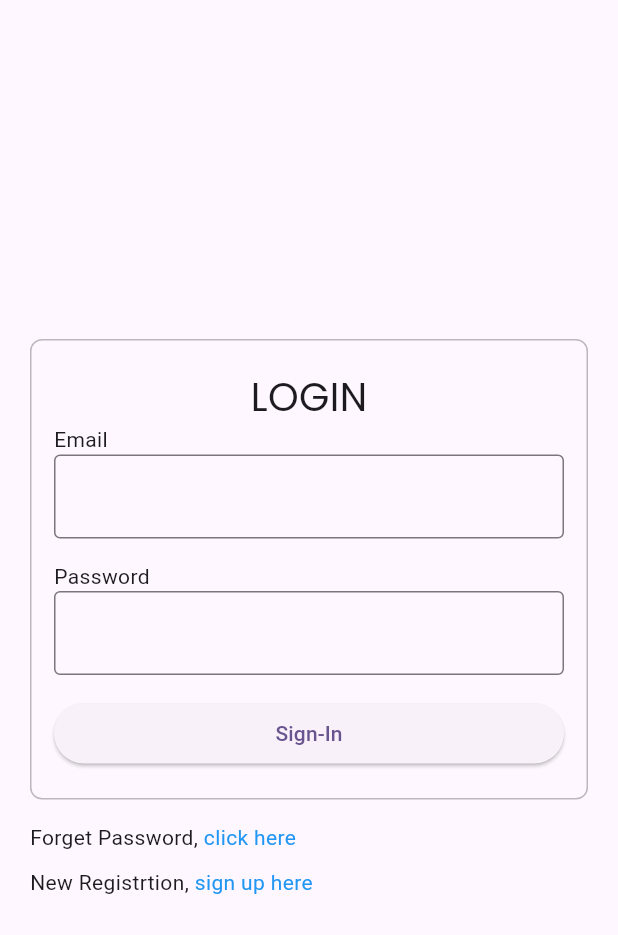
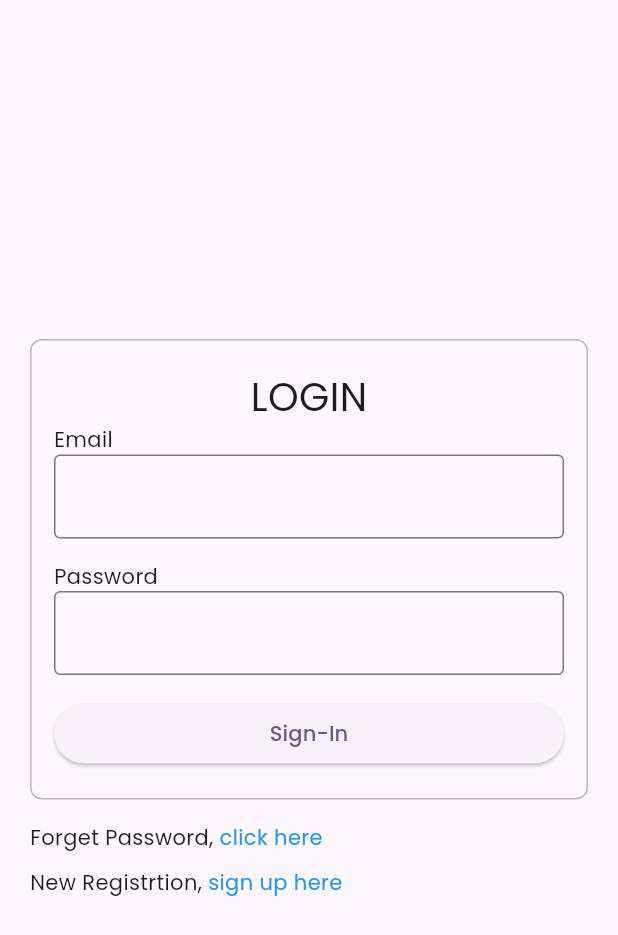
Before and after one commit to OptionsTrainer/optionsTrainer, a Flutter app: the screen it shows after launch, after a tap on "Login", on a phone screen of 412 x 824 dp. Shown: the top 935 px of the screen. Run offline on Flutter 3.47's test engine with Material 3 defaults, Android fonts, the phone set to English and light mode, and no system bars; our stand-ins replace flutter_riverpod, gap, go_router, google_fonts.

```diff
--- a/lib/core/common_widgets/common_text_fields.dart
+++ b/lib/core/common_widgets/common_text_fields.dart
@@ -1,4 +1,5 @@
 import 'package:flutter/material.dart';
+import 'package:google_fonts/google_fonts.dart';
 
 class CommonTextFields extends StatelessWidget {
   final String label;
@@ -17,7 +18,7 @@ class CommonTextFields extends StatelessWidget {
       children: [
         Text(
           label,
-          style: const TextStyle(fontSize: 14),
+          style: GoogleFonts.poppins(fontSize: 14),
         ),
         TextField(
           controller: controller,
--- a/lib/features/login/screens/login_screen.dart
+++ b/lib/features/login/screens/login_screen.dart
@@ -42,7 +42,10 @@ class LoginScreen extends StatelessWidget {
                         width: double.maxFinite,
                         child: ElevatedButton(
                           onPressed: () {},
-                          child: const Text("Sign-In"),
+                          child: Text(
+                            "Sign-In",
+                            style: GoogleFonts.poppins(),
+                          ),
                         ),
                       ),
                     ],
@@ -57,14 +60,17 @@ class LoginScreen extends StatelessWidget {
                 children: [
                   Row(
                     children: [
-                      const Text("Forget Password, "),
+                      Text(
+                        "Forget Password, ",
+                        style: GoogleFonts.poppins(),
+                      ),
                       GestureDetector(
                         onTap: () {
                           context.pushNamed(RoutesName.forgetPassword);
                         },
-                        child: const Text(
+                        child: Text(
                           "click here",
-                          style: TextStyle(color: Colors.blue),
+                          style: GoogleFonts.poppins(color: Colors.blue),
                         ),
                       ),
                     ],
@@ -72,14 +78,17 @@ class LoginScreen extends StatelessWidget {
                   const Gap(10),
                   Row(
                     children: [
-                      const Text("New Registrtion, "),
+                      Text(
+                        "New Registrtion, ",
+                        style: GoogleFonts.poppins(),
+                      ),
                       GestureDetector(
                         onTap: () {
                           context.pushNamed(RoutesName.signUp);
                         },
-                        child: const Text(
+                        child: Text(
                           "sign up here",
-                          style: TextStyle(color: Colors.blue),
+                          style: GoogleFonts.poppins(color: Colors.blue),
                         ),
                       ),
                     ],
```
Also changed, not shown: lib/features/login/screens/forget_password_screen.dart (+39 -3 lines), lib/features/login/screens/sign_up_screen.dart (+39 -3 lines).
